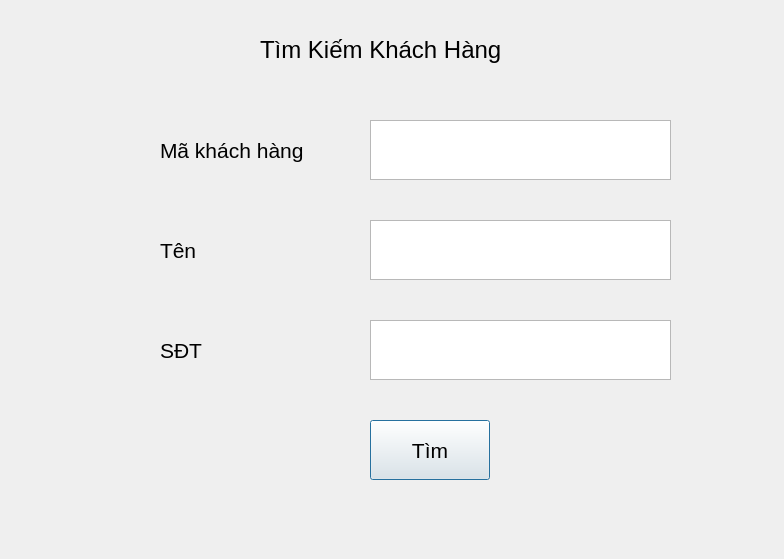
Old version of the form UI/TimKiemKhachHang.ui in the repository cuongphamduc/QuanLyChiNhanhNganHang.
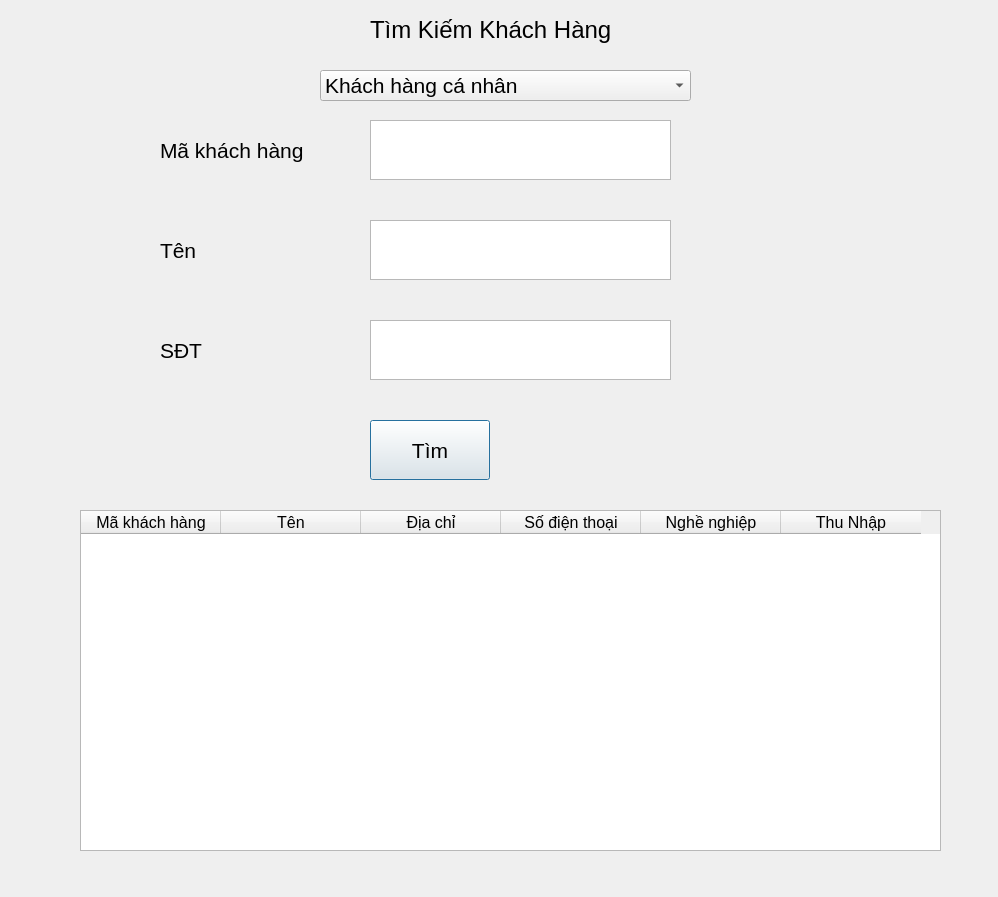
New version of the form.

Patch:
```diff
--- a/UI/TimKiemKhachHang.ui
+++ b/UI/TimKiemKhachHang.ui
@@ -6,8 +6,8 @@
    <rect>
     <x>0</x>
     <y>0</y>
-    <width>784</width>
-    <height>559</height>
+    <width>998</width>
+    <height>897</height>
    </rect>
   </property>
   <property name="font">
@@ -119,8 +119,8 @@
   <widget class="QLabel" name="label_5">
    <property name="geometry">
     <rect>
-     <x>260</x>
-     <y>30</y>
+     <x>370</x>
+     <y>10</y>
      <width>301</width>
      <height>40</height>
     </rect>
@@ -134,6 +134,128 @@
     <string>Tìm Kiếm Khách Hàng</string>
    </property>
   </widget>
+  <widget class="QTableWidget" name="tableWidget">
+   <property name="geometry">
+    <rect>
+     <x>80</x>
+     <y>510</y>
+     <width>861</width>
+     <height>341</height>
+    </rect>
+   </property>
+   <property name="minimumSize">
+    <size>
+     <width>711</width>
+     <height>200</height>
+    </size>
+   </property>
+   <property name="maximumSize">
+    <size>
+     <width>1000</width>
+     <height>371</height>
+    </size>
+   </property>
+   <property name="font">
+    <font>
+     <pointsize>12</pointsize>
+    </font>
+   </property>
+   <property name="layoutDirection">
+    <enum>Qt::LeftToRight</enum>
+   </property>
+   <property name="editTriggers">
+    <set>QAbstractItemView::NoEditTriggers</set>
+   </property>
+   <attribute name="horizontalHeaderVisible">
+    <bool>true</bool>
+   </attribute>
+   <attribute name="horizontalHeaderDefaultSectionSize">
+    <number>140</number>
+   </attribute>
+   <attribute name="horizontalHeaderMinimumSectionSize">
+    <number>70</number>
+   </attribute>
+   <column>
+    <property name="text">
+     <string>Mã khách hàng</string>
+    </property>
+    <property name="font">
+     <font>
+      <pointsize>12</pointsize>
+     </font>
+    </property>
+   </column>
+   <column>
+    <property name="text">
+     <string>Tên</string>
+    </property>
+    <property name="font">
+     <font>
+      <pointsize>12</pointsize>
+     </font>
+    </property>
+   </column>
+   <column>
+    <property name="text">
+     <string>Địa chỉ</string>
+    </property>
+    <property name="font">
+     <font>
+      <pointsize>12</pointsize>
+     </font>
+    </property>
+   </column>
+   <column>
+    <property name="text">
+     <string>Số điện thoại</string>
+    </property>
+    <property name="font">
+     <font>
+      <pointsize>12</pointsize>
+     </font>
+    </property>
+   </column>
+   <column>
+    <property name="text">
+     <string>Nghề nghiệp</string>
+    </property>
+    <property name="font">
+     <font>
+      <pointsize>12</pointsize>
+     </font>
+    </property>
+   </column>
+   <column>
+    <property name="text">
+     <string>Thu Nhập</string>
+    </property>
+    <property name="font">
+     <font>
+      <pointsize>12</pointsize>
+     </font>
+    </property>
+   </column>
+  </widget>
+  <widget class="QComboBox" name="comboBox">
+   <property name="geometry">
+    <rect>
+     <x>320</x>
+     <y>70</y>
+     <width>371</width>
+     <height>31</height>
+    </rect>
+   </property>
+   <item>
+    <property name="text">
+     <string>Khách hàng cá nhân</string>
+    </property>
+   </item>
+   <item>
+    <property name="text">
+     <string>Khách hàng tổ chức/doanh nghiệp</string>
+    </property>
+   </item>
+  </widget>
  </widget>
  <resources/>
  <connections/>
```
